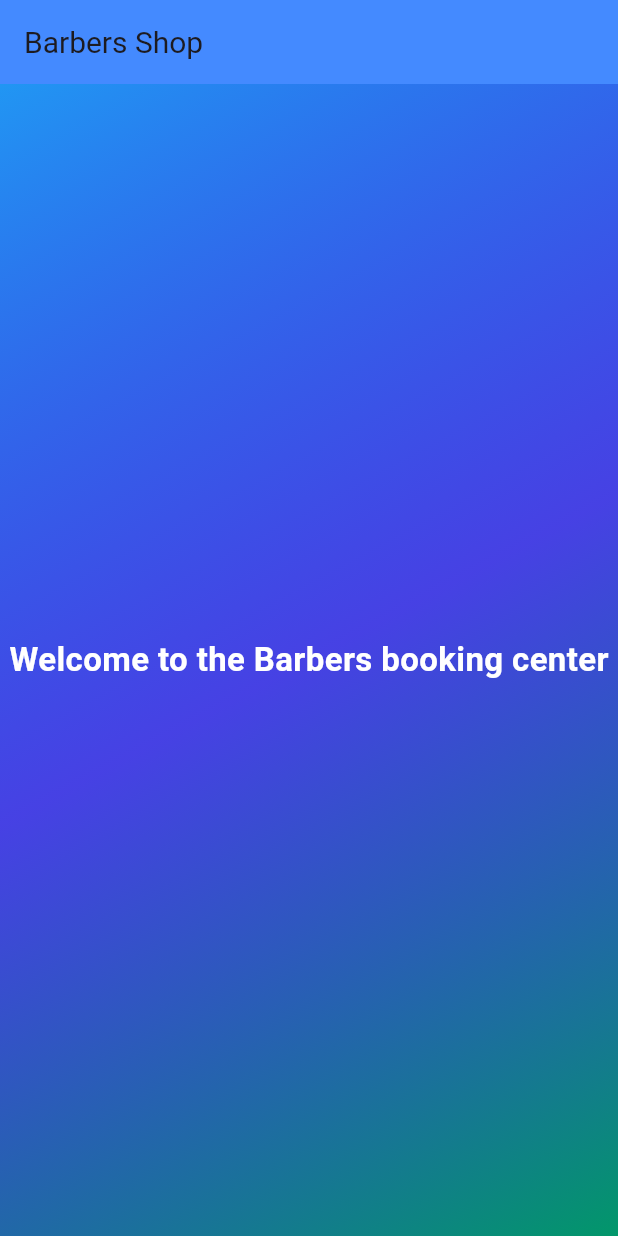
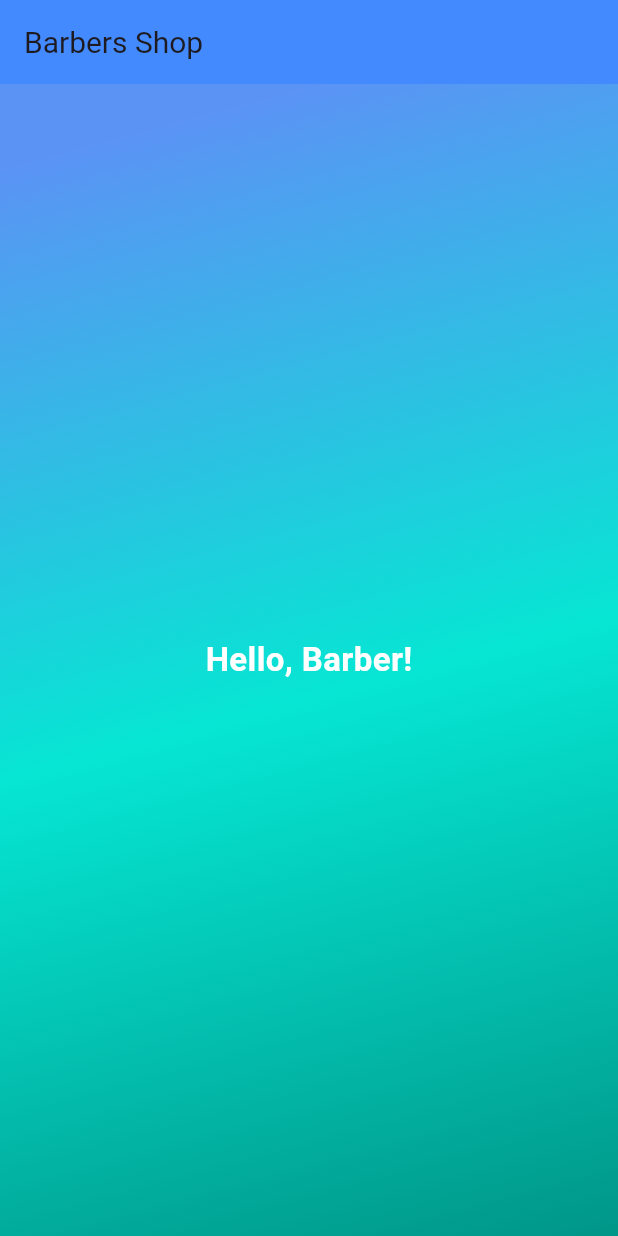
Before and after one commit to ojrandy/flutter_app, a Flutter app: the screen it shows after launch, on a phone screen of 412 x 824 dp. Run offline on Flutter 3.47's test engine with Material 3 defaults, Android fonts, the phone set to English and light mode, and no system bars.

Commit message:
Second day -- adding multi widget and classes

```diff
--- a/lib/gradient_container.dart
+++ b/lib/gradient_container.dart
@@ -4,7 +4,9 @@ import '../style_text.dart';
 
 // Creates a class to store the container Widgets
 class GradientContainer extends StatelessWidget {
-  const GradientContainer({super.key});
+  const GradientContainer({super.key, required this.colors});
+
+  final List<Color> colors;
 
   @override
   Widget build(BuildContext context) {
@@ -12,16 +14,12 @@ class GradientContainer extends StatelessWidget {
       decoration: BoxDecoration(
         gradient: LinearGradient(
           // Define a linear gradient with three colors
-          colors: [
-            Colors.blue,
-            const Color.fromARGB(193, 11, 7, 219),
-            Color.fromARGB(255, 2, 151, 106),
-          ],
-          begin: Alignment.topLeft,
+          colors: colors,
+          begin: Alignment.topCenter,
           end: Alignment.bottomRight,
         ),
       ),
-      child: const Center(child: StyleText()),
+      child: const Center(child: StyleText(text: "Hello, Barber!")),
     );
   }
 }
--- a/lib/main.dart
+++ b/lib/main.dart
@@ -11,7 +11,13 @@ void main() {
           title: Text('Barbers Shop', style: TextStyle(fontSize: 20)),
           backgroundColor: Colors.blueAccent,
         ),
-        body: GradientContainer(),
+        body: GradientContainer(
+          colors: [
+            const Color.fromARGB(255, 91, 147, 245),
+            const Color.fromARGB(255, 6, 230, 211),
+            Colors.teal,
+          ],
+        ),
       ),
     ),
   );
--- a/lib/style_text.dart
+++ b/lib/style_text.dart
@@ -1,17 +1,18 @@
 import 'package:flutter/material.dart';
 
+var textStyle = const TextStyle(
+  fontSize: 22,
+  color: Color.fromARGB(255, 255, 255, 255),
+  fontWeight: FontWeight.w600,
+);
+
 class StyleText extends StatelessWidget {
-  const StyleText({super.key});
-  // ignore: empty_constructor_bodies
+  const StyleText({required this.text, super.key});
+
+  final String text;
+
   @override
   Widget build(BuildContext context) {
-    return const Text(
-      'Welcome to the Barbers booking center',
-      style: TextStyle(
-        fontSize: 22,
-        color: Color.fromARGB(255, 255, 255, 255),
-        fontWeight: FontWeight.w600,
-      ),
-    );
+    return Text(text, style: textStyle);
   }
 }
--- a/pubspec.yaml
+++ b/pubspec.yaml
@@ -1,5 +1,5 @@
 name: my_app
-description: "A new Flutter project."
+description: "An App design while taking Udemy"
 # The following line prevents the package from being accidentally published to
 # pub.dev using `flutter pub publish`. This is preferred for private packages.
 publish_to: 'none' # Remove this line if you wish to publish to pub.dev
```
